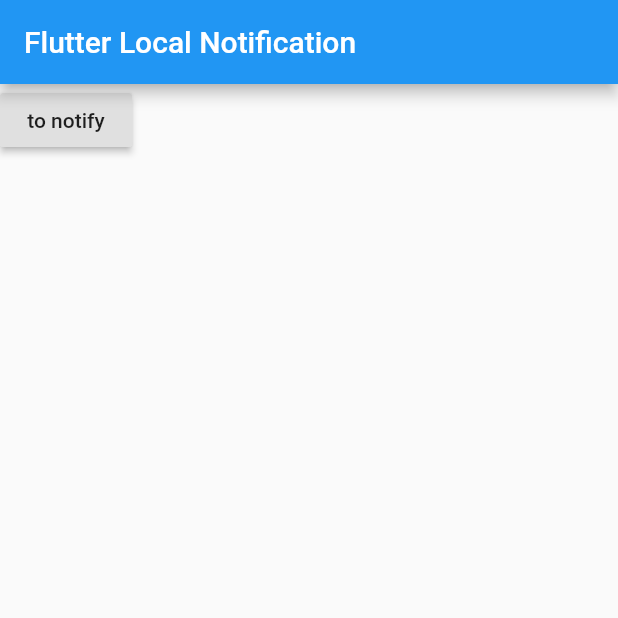
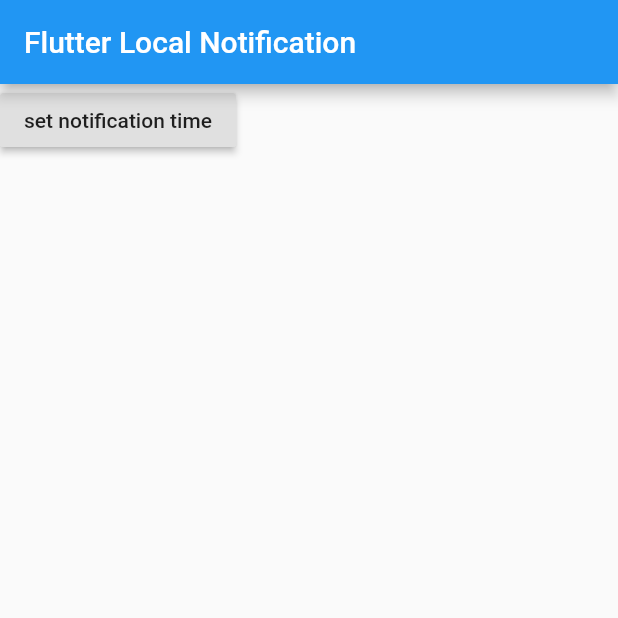
Before and after one commit to shree675/ECOmpanion, a Flutter app: the screen it shows after launch, on a phone screen of 412 x 824 dp, the top half of it. Run offline on Flutter 3.47's test engine with Material 2 defaults, Android fonts, the phone set to English and light mode, and no system bars; our stand-ins replace expansion_tile_card, flutter_local_notifications, flutter_svg, shared_preferences; missing offline and left inert: day_night_time_picker, expansion_card.

Commit message:
notification

```diff
--- a/notification/lib/main.dart
+++ b/notification/lib/main.dart
@@ -47,7 +47,7 @@ class _MyHomePageState extends State<MyHomePage> {
                   MaterialPageRoute<void>(builder: (context) => notify()),
                 );},
 
-            child: Text("to notify"),
+            child: Text("set notification time"),
 
           ),
         ],
--- a/notification/lib/notify.dart
+++ b/notification/lib/notify.dart
@@ -42,7 +42,8 @@ class _notifyState extends State<notify>
 
   Future onSelectNotification(String payload)  {
     debugPrint("payload : $payload");
-    var x=0;
+    var x=1;
+    // x = no of daily notifications selected
     showDialog(
       context: context,
       builder: (_) => new AlertDialog(
@@ -50,11 +51,12 @@ class _notifyState extends State<notify>
         content: new Text('$payload'),
       ),
     );
-    if(x==0) {
+    if(x!=0) {
       print('Notification clicked');
       Navigator.push(
         context,
         MaterialPageRoute<void>(builder: (context) => quiz()),
+        // directed to quiz portal
       );
     }
     else
@@ -63,6 +65,7 @@ class _notifyState extends State<notify>
       Navigator.push(
         context,
         MaterialPageRoute<void>(builder: (context) => quiz()),
+        // directed to homescreen to home screen
       );
     }
   }
@@ -101,9 +104,8 @@ class _notifyState extends State<notify>
           new RaisedButton(
 
             onPressed:showNotification,
-            //() {showNotificationDaily(0, 'hi', 'hello', h, m);},
 
-            child: Text("notify"),
+            child: Text("notify me on above fixed time"),
 
           ),
         ],
@@ -121,6 +123,7 @@ class _notifyState extends State<notify>
     var platform = new NotificationDetails(android: android, iOS: iOS);
     //await flutterLocalNotificationsPlugin.show(0, 'New Tutorial', 'Local Notification', platform,payload: 'AndroidCoding.in');
     // ignore: deprecated_member_use
-    await flutterLocalNotificationsPlugin.showDailyAtTime(0, 'Омск Транспорт', 'Your balance is:', time, platform,payload: 'AndroidCoding.in');
+    await flutterLocalNotificationsPlugin.showDailyAtTime(0, 'data1.title', 'data1.body', time, platform,payload: 'welcome');
+    // data1. is data to be printed on notification
   }
 }
```
